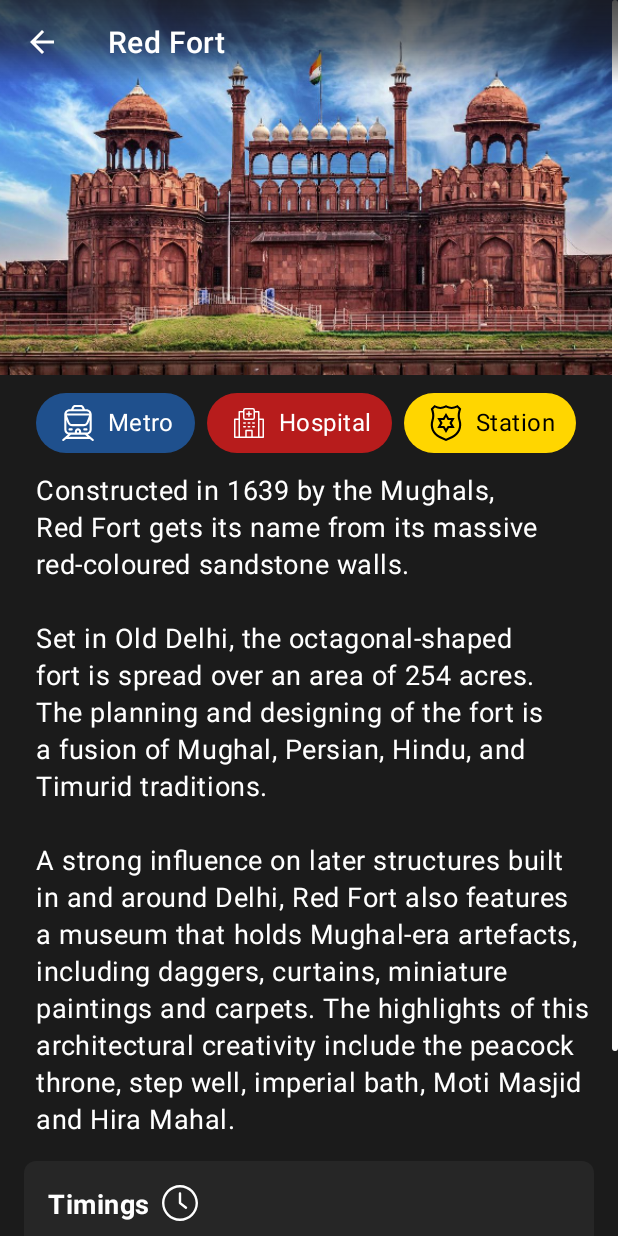
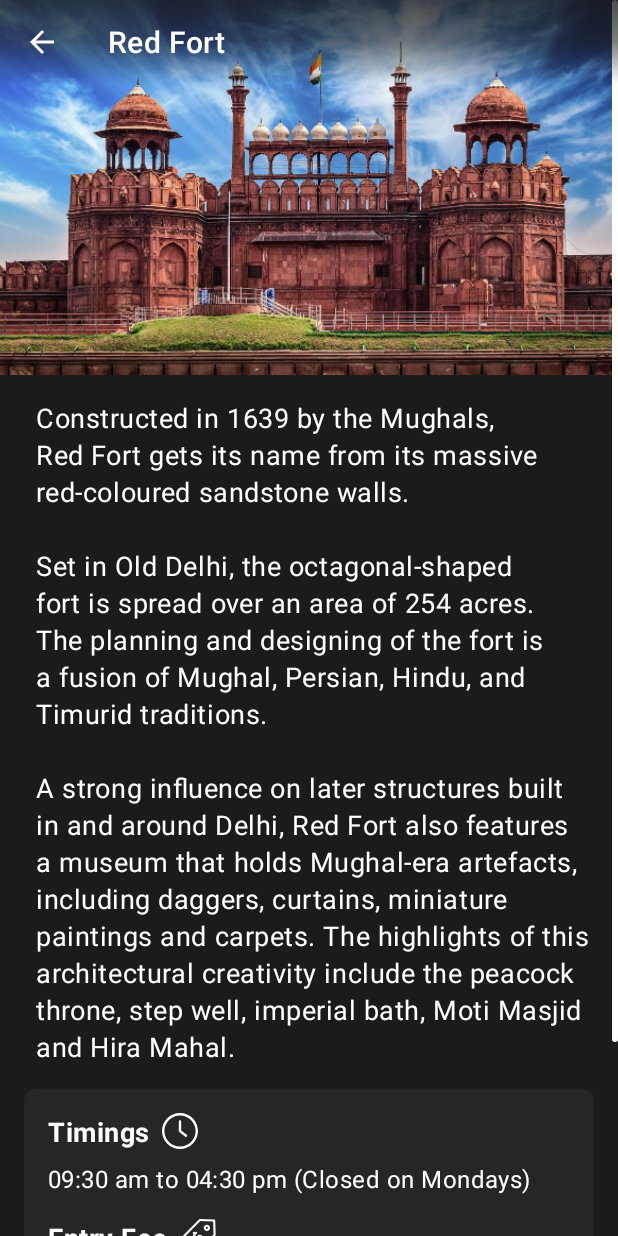
Before and after one commit to ETS-Android3/p_v_tour_guide_app, an Android app: the screen it shows after launch (DetailActivity), after a tap on "Red Fort", on a phone screen of 412 x 824 dp. Run offline under Robolectric (Android 15) with nearby library versions, the phone set to English and light mode, and no system bars.

Commit message:
Update activity_detail.xml

```diff
--- a/app/src/main/java/com/project/tour_guide/DetailActivity.java
+++ b/app/src/main/java/com/project/tour_guide/DetailActivity.java
@@ -174,19 +174,14 @@ public class DetailActivity extends AppCompatActivity {
             mBinding.detailItemChipStation.setOnClickListener(chipClickListener);
 
             // Set timings.
-            boolean timingsAvailable = CommonFunctionality.setText(this,
+            CommonFunctionality.setText(this,
                     mBinding.detailTimings, mBinding.detailLabelTimings,
                     mUserClickedPlace.getTimings());
 
             // Set Entry Fee.
-            boolean entryFeeAvailable = CommonFunctionality.setText(this,
+            CommonFunctionality.setText(this,
                     mBinding.detailFee, mBinding.detailLabelEntryFee,
                     mUserClickedPlace.getEntryFee());
-
-            // Hide Container if neither "Timings" or "Entry Fee" available.
-            if (!(timingsAvailable || entryFeeAvailable)) {
-                mBinding.detailLayoutContainer.setVisibility(View.GONE);
-            }
         } else {
             // Clicked Place is under "Places To Eat" or "Night Life" category.
 
--- a/app/src/main/res/layout/activity_detail.xml
+++ b/app/src/main/res/layout/activity_detail.xml
@@ -12,7 +12,7 @@
         android:layout_height="match_parent"
         android:overScrollMode="never"
         android:scrollbarThumbVertical="@drawable/shape_scrollbar"
-        android:visibility="gone">
+        android:visibility="visible">
 
         <LinearLayout
             android:layout_width="match_parent"
@@ -26,68 +26,27 @@
                 android:contentDescription="@string/description_image"
                 tools:src="@drawable/places_to_visit_akshardham_temple" />
 
-            <!--Contains Metro, Hospital and Station Chips-->
-            <HorizontalScrollView
-                android:layout_width="match_parent"
-                android:layout_height="wrap_content"
-                android:layout_marginStart="@dimen/margin_default">
-
-                <LinearLayout
-                    style="@style/BasicItemMainStyle"
-                    android:padding="@dimen/padding_small">
-
-                    <!--Chip Metro-->
-                    <com.google.android.material.chip.Chip
-                        android:id="@+id/detail_item_chip_metro"
-                        style="@style/ChipStyle"
-                        android:text="@string/chip_metro"
-                        app:chipBackgroundColor="@color/colorMetro"
-                        app:chipIcon="@drawable/ic_metro" />
-
-                    <!--Chip Hospital-->
-                    <com.google.android.material.chip.Chip
-                        android:id="@+id/detail_item_chip_hospital"
-                        style="@style/ChipStyle"
-                        android:layout_marginHorizontal="@dimen/margin_small"
-                        android:text="@string/chip_hospital"
-                        app:chipBackgroundColor="@color/colorHospital"
-                        app:chipIcon="@drawable/ic_hospital" />
-
-                    <!--Chip Station-->
-                    <com.google.android.material.chip.Chip
-                        android:id="@+id/detail_item_chip_station"
-                        style="@style/ChipStyle"
-                        android:text="@string/chip_police"
-                        android:textColor="@android:color/black"
-                        app:chipBackgroundColor="@color/colorPolice"
-                        app:chipIcon="@drawable/ic_police"
-                        app:chipIconTint="@android:color/black"
-                        app:iconStartPadding="@dimen/margin_small" />
-
-                </LinearLayout>
-
-            </HorizontalScrollView>
-
             <!--Place Detail-->
             <TextView
                 android:id="@+id/detail_item_detail"
                 style="@style/DescriptionDetailStyle"
                 android:layout_marginStart="@dimen/margin_small"
+                android:paddingVertical="@dimen/padding_default"
                 android:textSize="@dimen/text_size_title_mini"
                 tools:text="@string/detail_place_akshardham_temple" />
 
             <LinearLayout
-                android:id="@+id/detail_layout_container"
                 style="@style/LinearLayoutVerticalStyle"
                 android:layout_marginHorizontal="@dimen/margin_default"
                 android:layout_marginBottom="@dimen/margin_default"
                 android:background="@drawable/shape_rectangle"
-                android:padding="@dimen/padding_default">
+                android:paddingVertical="@dimen/padding_default">
 
                 <!--Label Timings-->
                 <TextView
                     android:id="@+id/detail_label_timings"
                     style="@style/ExtraDetailsMainStyle"
+                    android:layout_marginHorizontal="@dimen/margin_default"
                     android:text="@string/label_timings"
                     app:drawableEndCompat="@drawable/ic_clock" />
 
@@ -95,14 +54,17 @@
                 <TextView
                     android:id="@+id/detail_timings"
                     style="@style/BasicItemMainStyle"
+                    android:layout_marginHorizontal="@dimen/margin_default"
                     android:layout_marginTop="@dimen/margin_mini"
+                    android:layout_marginBottom="@dimen/margin_default"
+                    android:lineSpacingExtra="@dimen/line_spacing_extra"
                     tools:text="@string/timings_akshardham_temple" />
 
                 <!--Label Entry Fee-->
                 <TextView
                     android:id="@+id/detail_label_entry_fee"
                     style="@style/ExtraDetailsMainStyle"
-                    android:layout_marginTop="@dimen/margin_default"
+                    android:layout_marginHorizontal="@dimen/margin_default"
                     android:text="@string/label_entry_fee"
                     app:drawableEndCompat="@drawable/ic_fee" />
 
@@ -110,8 +72,56 @@
                 <TextView
                     android:id="@+id/detail_fee"
                     style="@style/BasicItemMainStyle"
+                    android:layout_marginHorizontal="@dimen/margin_default"
                     android:layout_marginTop="@dimen/margin_mini"
+                    android:layout_marginBottom="@dimen/margin_small"
+                    android:lineSpacingExtra="@dimen/line_spacing_extra"
                     tools:text="@string/entry_fee_akshardham_temple" />
+
+                <!--Contains Metro, Hospital and Station Chips-->
+                <HorizontalScrollView
+                    android:layout_width="match_parent"
+                    android:layout_height="wrap_content"
+                    android:overScrollMode="never"
+                    android:scrollbars="none">
+
+                    <LinearLayout style="@style/BasicItemMainStyle">
+
+                        <View
+                            android:layout_width="@dimen/margin_default"
+                            android:layout_height="match_parent" />
+
+                        <!--Chip Metro-->
+                        <com.google.android.material.chip.Chip
+                            android:id="@+id/detail_item_chip_metro"
+                            style="@style/ChipStyle"
+                            android:text="@string/chip_metro"
+                            app:chipBackgroundColor="@color/colorMetro"
+                            app:chipIcon="@drawable/ic_metro" />
+
+                        <!--Chip Hospital-->
+                        <com.google.android.material.chip.Chip
+                            android:id="@+id/detail_item_chip_hospital"
+                            style="@style/ChipStyle"
+                            android:layout_marginHorizontal="@dimen/margin_small"
+                            android:text="@string/chip_hospital"
+                            app:chipBackgroundColor="@color/colorHospital"
+                            app:chipIcon="@drawable/ic_hospital" />
+
+                        <!--Chip Station-->
+                        <com.google.android.material.chip.Chip
+                            android:id="@+id/detail_item_chip_station"
+                            style="@style/ChipStyle"
+                            android:text="@string/chip_police"
+                            android:textColor="@android:color/black"
+                            app:chipBackgroundColor="@color/colorPolice"
+                            app:chipIcon="@drawable/ic_police"
+                            app:chipIconTint="@android:color/black"
+                            app:iconStartPadding="@dimen/margin_small" />
+
+                    </LinearLayout>
+
+                </HorizontalScrollView>
 
             </LinearLayout>
 
```
